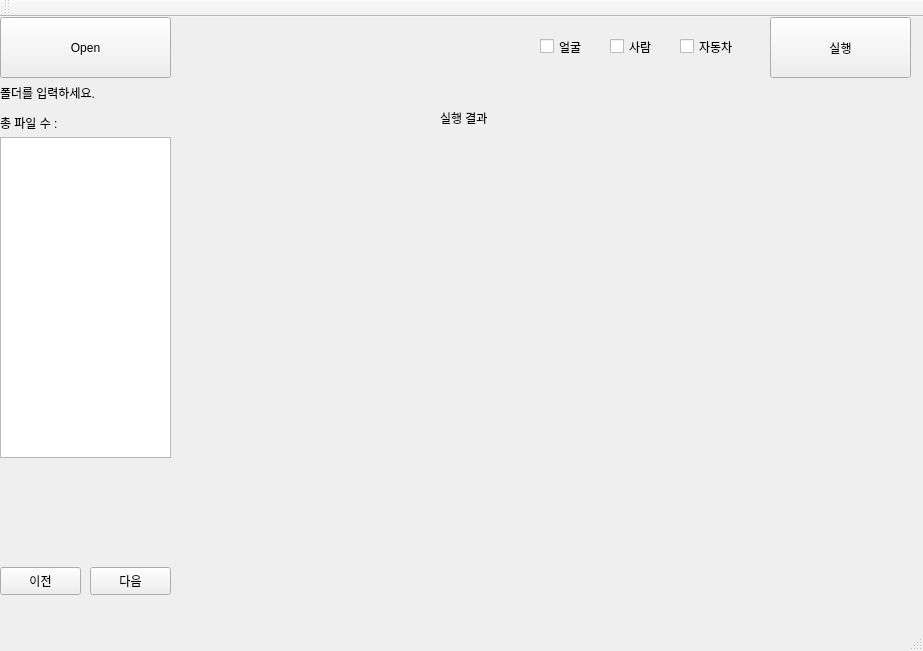
RabbitG29/Face_Detection_QT, file good/good.ui: the form before one commit.
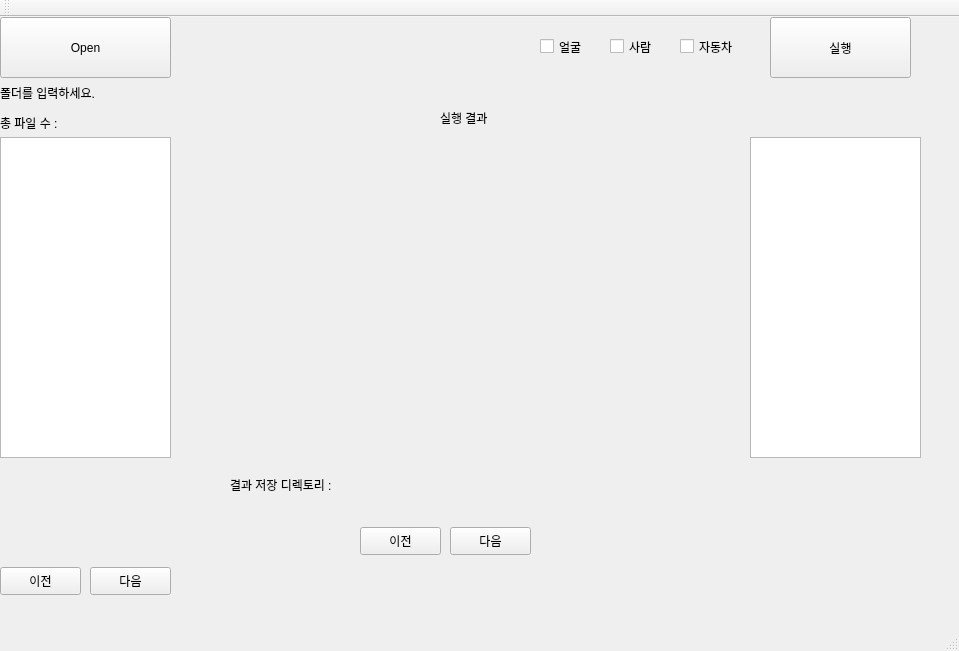
The form after the commit.

Commit message: 결과창 완성

```diff
--- a/good/good.ui
+++ b/good/good.ui
@@ -6,7 +6,7 @@
    <rect>
     <x>0</x>
     <y>0</y>
-    <width>923</width>
+    <width>959</width>
     <height>651</height>
    </rect>
   </property>
@@ -205,6 +205,68 @@
      <string/>
     </property>
    </widget>
+   <widget class="QLabel" name="labelPathR2">
+    <property name="geometry">
+     <rect>
+      <x>230</x>
+      <y>460</y>
+      <width>161</width>
+      <height>16</height>
+     </rect>
+    </property>
+    <property name="text">
+     <string>결과 저장 디렉토리 : </string>
+    </property>
+   </widget>
+   <widget class="QPushButton" name="nextButton2">
+    <property name="geometry">
+     <rect>
+      <x>450</x>
+      <y>510</y>
+      <width>81</width>
+      <height>28</height>
+     </rect>
+    </property>
+    <property name="text">
+     <string>다음</string>
+    </property>
+   </widget>
+   <widget class="QPushButton" name="prevButton2">
+    <property name="geometry">
+     <rect>
+      <x>360</x>
+      <y>510</y>
+      <width>81</width>
+      <height>28</height>
+     </rect>
+    </property>
+    <property name="text">
+     <string>이전</string>
+    </property>
+   </widget>
+   <widget class="QListWidget" name="resultList">
+    <property name="geometry">
+     <rect>
+      <x>750</x>
+      <y>120</y>
+      <width>171</width>
+      <height>321</height>
+     </rect>
+    </property>
+   </widget>
+   <widget class="QLabel" name="labelPathR">
+    <property name="geometry">
+     <rect>
+      <x>380</x>
+      <y>460</y>
+      <width>341</width>
+      <height>16</height>
+     </rect>
+    </property>
+    <property name="text">
+     <string/>
+    </property>
+   </widget>
   </widget>
   <widget class="QMenuBar" name="menuBar">
    <property name="geometry">
```
Left out of the diff: 69 changed lines with no effect on the pictures. The commit also changes 11 other files.
